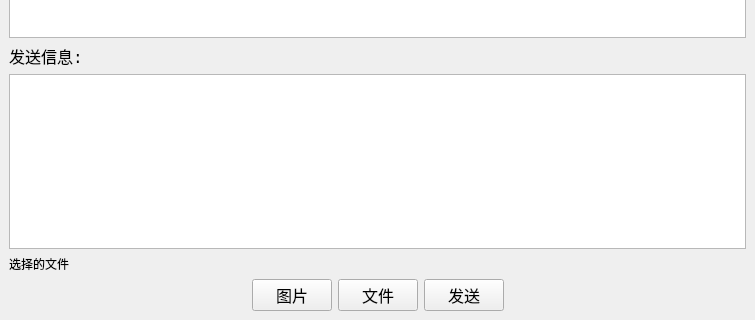
The window that tcpsocket/mainwindow.ui (ningzichun/socket) describes before a commit, drawn with Qt 5; both pictures show x 0 to 755 and y 292 to 612 of the 755 by 612 pixel window.
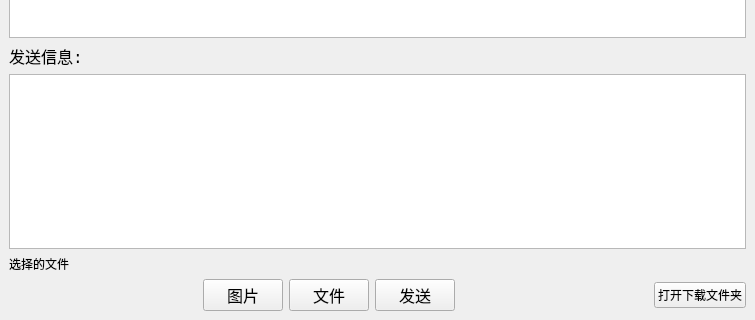
The same window after the commit.

Commit message: 优化聊天，增加键盘ENTER监听，增加下载文件夹，修改若干UI

```diff
--- a/tcpsocket/mainwindow.ui
+++ b/tcpsocket/mainwindow.ui
@@ -344,12 +344,19 @@
         </property>
         <property name="sizeHint" stdset="0">
          <size>
-          <width>40</width>
+          <width>20</width>
           <height>20</height>
          </size>
         </property>
        </spacer>
       </item>
+      <item>
+       <widget class="QPushButton" name="fileopenButton">
+        <property name="text">
+         <string>打开下载文件夹</string>
+        </property>
+       </widget>
+      </item>
      </layout>
     </item>
    </layout>
```
The commit also changes 3 other files.
